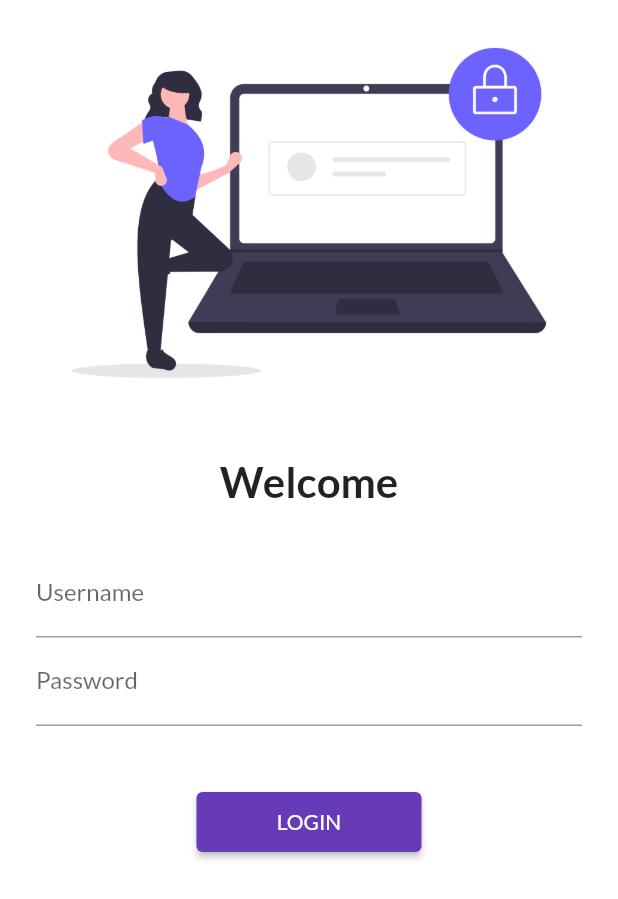
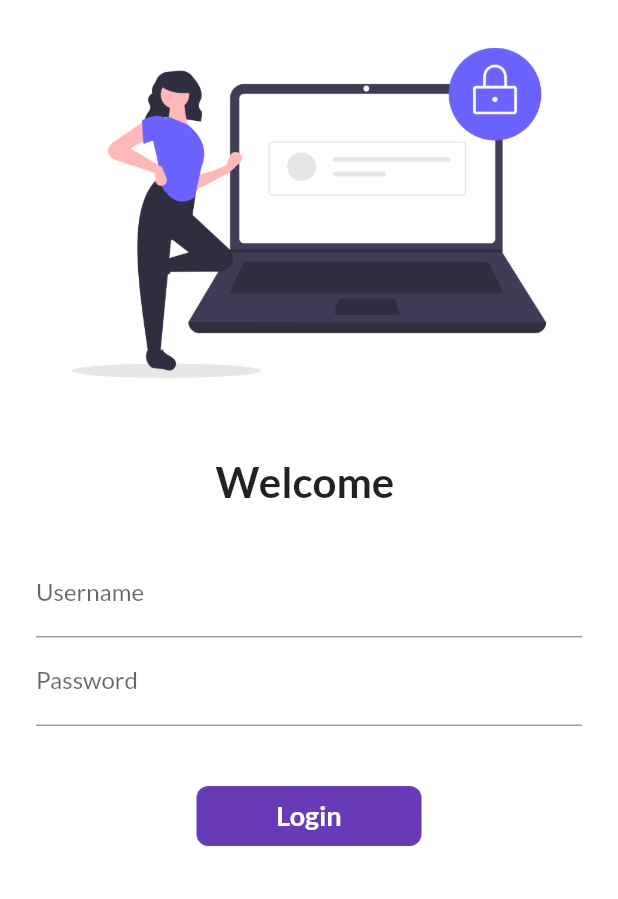
Before and after one commit to Rohit-Chandra-007/catalog_app, a Flutter app: the screen it shows after launch, on a phone screen of 412 x 824 dp. Shown: the top 899 px of the screen. Run offline on Flutter 3.47's test engine with Material 2 defaults, Android fonts, the phone set to English and light mode, and no system bars; our stand-ins replace google_fonts.

Commit message:
day 6 complete

```diff
--- a/lib/pages/login_page.dart
+++ b/lib/pages/login_page.dart
@@ -1,7 +1,15 @@
 import 'package:flutter/material.dart';
 import 'package:flutter_app_one/utils/routes.dart';
 
-class LoginPage extends StatelessWidget {
+class LoginPage extends StatefulWidget {
+  @override
+  _LoginPageState createState() => _LoginPageState();
+}
+
+class _LoginPageState extends State<LoginPage> {
+  String name = "";
+  bool changeButton = false;
+
   @override
   Widget build(BuildContext context) {
     return Material(
@@ -17,7 +25,7 @@ class LoginPage extends StatelessWidget {
               height: 20.0,
             ),
             Text(
-              'Welcome',
+              'Welcome $name',
               style: TextStyle(
                 fontSize: 28,
                 fontWeight: FontWeight.bold,
@@ -33,25 +41,66 @@ class LoginPage extends StatelessWidget {
                 children: [
                   TextFormField(
                     decoration: InputDecoration(
-                        hintText: 'Enter username', labelText: 'Username'),
+                      hintText: 'Enter username',
+                      labelText: 'Username',
+                    ),
+                    onChanged: (value) {
+                      name = value;
+                      setState(() {});
+                    },
                   ),
                   TextFormField(
                     obscureText: true,
                     decoration: InputDecoration(
-                        hintText: 'Enter password', labelText: 'Password'),
+                      hintText: 'Enter password',
+                      labelText: 'Password',
+                    ),
                   ),
                   SizedBox(
                     height: 40.0,
                   ),
-                  ElevatedButton(
-                    child: Text('LOGIN'),
-                    style: TextButton.styleFrom(
-                      minimumSize: Size(150, 40),
-                    ),
-                    onPressed: () {
+                  InkWell(
+                    onTap: () async {
+                      setState(() {
+                        changeButton = true;
+                      });
+                      await Future.delayed(Duration(seconds: 1));
                       Navigator.pushNamed(context, MyRoutes.homeRoute);
                     },
+                    child: AnimatedContainer(
+                      height: 40,
+                      width: changeButton ? 50 : 150,
+                      duration: Duration(seconds: 1),
+                      decoration: BoxDecoration(
+                        color: Colors.deepPurple,
+                        borderRadius:
+                            BorderRadius.circular(changeButton ? 50 : 8),
+                      ),
+                      alignment: Alignment.center,
+                      child: changeButton
+                          ? Icon(
+                              Icons.done,
+                              color: Colors.white,
+                            )
+                          : Text(
+                              "Login",
+                              style: TextStyle(
+                                color: Colors.white,
+                                fontSize: 18,
+                                fontWeight: FontWeight.bold,
+                              ),
+                            ),
+                    ),
                   )
+                  // ElevatedButton(
+                  //   child: Text('LOGIN'),
+                  //   style: TextButton.styleFrom(
+                  //     minimumSize: Size(150, 40),
+                  //   ),
+                  //   onPressed: () {
+                  //     Navigator.pushNamed(context, MyRoutes.homeRoute);
+                  //   },
+                  //)
                 ],
               ),
             )
```
